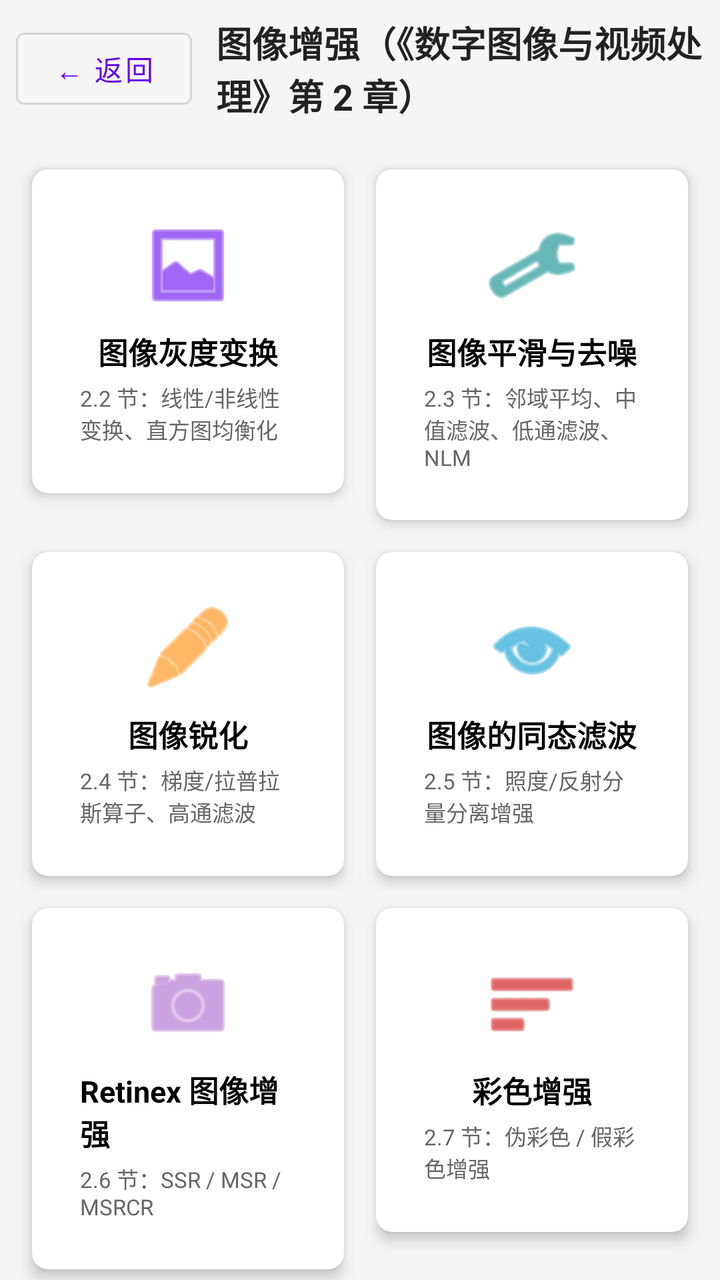
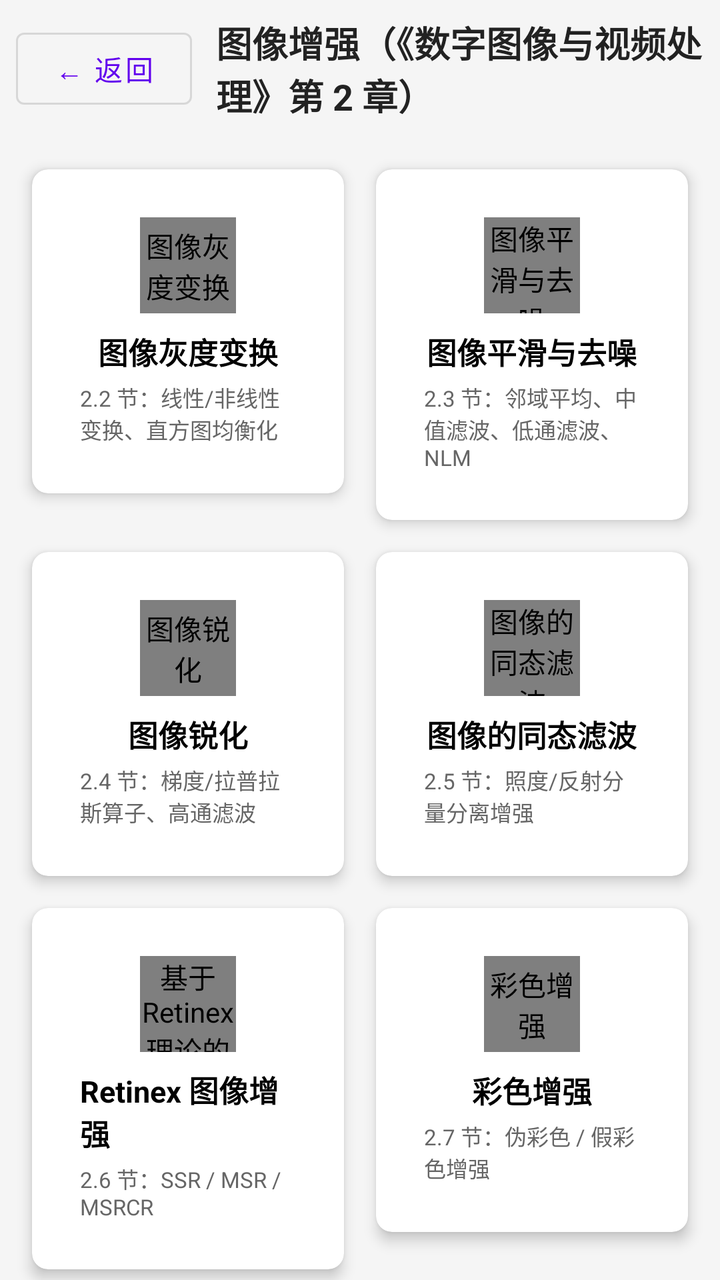

Before-and-after screenshots of an Android layout around one commit, followed by the original layout XML and the change that was made.
<!-- AndroidManifest.xml: application theme Theme.OpencvProcessing -->
<!-- res/layout/fragment_image_enhance_layout.xml -->
<?xml version="1.0" encoding="utf-8"?>
<androidx.core.widget.NestedScrollView xmlns:android="http://schemas.android.com/apk/res/android"
    xmlns:app="http://schemas.android.com/apk/res-auto"
    xmlns:tools="http://schemas.android.com/tools"
    android:layout_width="match_parent"
    android:layout_height="match_parent"
    android:background="#F5F5F5">

    <androidx.constraintlayout.widget.ConstraintLayout
        android:layout_width="match_parent"
        android:layout_height="wrap_content"
        android:padding="8dp">

        
        <LinearLayout
            android:id="@+id/ll_title_bar"
            android:layout_width="match_parent"
            android:layout_height="wrap_content"
            android:gravity="center_vertical"
            android:orientation="horizontal"
            app:layout_constraintTop_toTopOf="parent">

            <com.google.android.material.button.MaterialButton
                android:id="@+id/btn_back"
                style="@style/Widget.MaterialComponents.Button.OutlinedButton"
                android:layout_width="wrap_content"
                android:layout_height="wrap_content"
                android:text="← 返回"
                android:textAllCaps="false"
                tools:ignore="HardcodedText" />

            <TextView
                android:layout_width="0dp"
                android:layout_height="wrap_content"
                android:layout_marginStart="12dp"
                android:layout_weight="1"
                android:text="图像增强（《数字图像与视频处理》第 2 章）"
                android:textColor="#222222"
                android:textSize="18sp"
                android:textStyle="bold"
                tools:ignore="HardcodedText" />
        </LinearLayout>

        <GridLayout
            android:layout_width="match_parent"
            android:layout_height="wrap_content"
            android:layout_marginTop="16dp"
            android:columnCount="2"
            android:alignmentMode="alignMargins"
            android:columnOrderPreserved="false"
            app:layout_constraintTop_toBottomOf="@id/ll_title_bar">

            
            <com.google.android.material.card.MaterialCardView
                android:layout_width="0dp"
                android:layout_height="wrap_content"
                android:layout_columnWeight="1"
                android:layout_margin="8dp"
                app:cardCornerRadius="8dp"
                app:cardElevation="4dp">

                <LinearLayout
                    android:id="@+id/btn_gray_transform"
                    android:layout_width="match_parent"
                    android:layout_height="match_parent"
                    android:gravity="center"
                    android:orientation="vertical"
                    android:padding="24dp"
                    android:clickable="true"
                    android:focusable="true"
                    android:background="?attr/selectableItemBackground">

                    <ImageView
                        android:layout_width="48dp"
                        android:layout_height="48dp"
                        android:src="@android:drawable/ic_menu_gallery"
                        android:contentDescription="图像灰度变换"
                        app:tint="@color/purple_500"
                        tools:ignore="HardcodedText" />

                    <TextView
                        android:layout_width="wrap_content"
                        android:layout_height="wrap_content"
                        android:layout_marginTop="8dp"
                        android:text="图像灰度变换"
                        android:textColor="#000000"
                        android:textSize="15sp"
                        android:textStyle="bold"
                        tools:ignore="HardcodedText" />

                    <TextView
                        android:layout_width="wrap_content"
                        android:layout_height="wrap_content"
                        android:layout_marginTop="4dp"
                        android:text="2.2 节：线性/非线性变换、直方图均衡化"
                        android:textColor="#666666"
                        android:textSize="11sp"
                        tools:ignore="HardcodedText" />
                </LinearLayout>
            </com.google.android.material.card.MaterialCardView>

            
            <com.google.android.material.card.MaterialCardView
                android:layout_width="0dp"
                android:layout_height="wrap_content"
                android:layout_columnWeight="1"
                android:layout_margin="8dp"
                app:cardCornerRadius="8dp"
                app:cardElevation="4dp">

                <LinearLayout
                    android:id="@+id/btn_smooth_denoise"
                    android:layout_width="match_parent"
                    android:layout_height="match_parent"
                    android:gravity="center"
                    android:orientation="vertical"
                    android:padding="24dp"
                    android:clickable="true"
                    android:focusable="true"
                    android:background="?attr/selectableItemBackground">

                    <ImageView
                        android:layout_width="48dp"
                        android:layout_height="48dp"
                        android:src="@android:drawable/ic_menu_manage"
                        android:contentDescription="图像平滑与去噪"
                        app:tint="@color/teal_700"
                        tools:ignore="HardcodedText" />

                    <TextView
                        android:layout_width="wrap_content"
                        android:layout_height="wrap_content"
                        android:layout_marginTop="8dp"
                        android:text="图像平滑与去噪"
                        android:textColor="#000000"
                        android:textSize="15sp"
                        android:textStyle="bold"
                        tools:ignore="HardcodedText" />

                    <TextView
                        android:layout_width="wrap_content"
                        android:layout_height="wrap_content"
                        android:layout_marginTop="4dp"
                        android:text="2.3 节：邻域平均、中值滤波、低通滤波、NLM"
                        android:textColor="#666666"
                        android:textSize="11sp"
                        tools:ignore="HardcodedText" />
                </LinearLayout>
            </com.google.android.material.card.MaterialCardView>

            
            <com.google.android.material.card.MaterialCardView
                android:layout_width="0dp"
                android:layout_height="wrap_content"
                android:layout_columnWeight="1"
                android:layout_margin="8dp"
                app:cardCornerRadius="8dp"
                app:cardElevation="4dp">

                <LinearLayout
                    android:id="@+id/btn_sharpen"
                    android:layout_width="match_parent"
                    android:layout_height="match_parent"
                    android:gravity="center"
                    android:orientation="vertical"
                    android:padding="24dp"
                    android:clickable="true"
                    android:focusable="true"
                    android:background="?attr/selectableItemBackground">

                    <ImageView
                        android:layout_width="48dp"
                        android:layout_height="48dp"
                        android:src="@android:drawable/ic_menu_edit"
                        android:contentDescription="图像锐化"
                        app:tint="@android:color/holo_orange_dark"
                        tools:ignore="HardcodedText" />

                    <TextView
                        android:layout_width="wrap_content"
                        android:layout_height="wrap_content"
                        android:layout_marginTop="8dp"
                        android:text="图像锐化"
                        android:textColor="#000000"
                        android:textSize="15sp"
                        android:textStyle="bold"
                        tools:ignore="HardcodedText" />

                    <TextView
                        android:layout_width="wrap_content"
                        android:layout_height="wrap_content"
                        android:layout_marginTop="4dp"
                        android:text="2.4 节：梯度/拉普拉斯算子、高通滤波"
                        android:textColor="#666666"
                        android:textSize="11sp"
                        tools:ignore="HardcodedText" />
                </LinearLayout>
            </com.google.android.material.card.MaterialCardView>

            
            <com.google.android.material.card.MaterialCardView
                android:layout_width="0dp"
                android:layout_height="wrap_content"
                android:layout_columnWeight="1"
                android:layout_margin="8dp"
                app:cardCornerRadius="8dp"
                app:cardElevation="4dp">

                <LinearLayout
                    android:id="@+id/btn_homomorphic"
                    android:layout_width="match_parent"
                    android:layout_height="match_parent"
                    android:gravity="center"
                    android:orientation="vertical"
                    android:padding="24dp"
                    android:clickable="true"
                    android:focusable="true"
                    android:background="?attr/selectableItemBackground">

                    <ImageView
                        android:layout_width="48dp"
                        android:layout_height="48dp"
                        android:src="@android:drawable/ic_menu_view"
                        android:contentDescription="图像的同态滤波"
                        app:tint="@android:color/holo_blue_dark"
                        tools:ignore="HardcodedText" />

                    <TextView
                        android:layout_width="wrap_content"
                        android:layout_height="wrap_content"
                        android:layout_marginTop="8dp"
                        android:text="图像的同态滤波"
                        android:textColor="#000000"
                        android:textSize="15sp"
                        android:textStyle="bold"
                        tools:ignore="HardcodedText" />

                    <TextView
                        android:layout_width="wrap_content"
                        android:layout_height="wrap_content"
                        android:layout_marginTop="4dp"
                        android:text="2.5 节：照度/反射分量分离增强"
                        android:textColor="#666666"
                        android:textSize="11sp"
                        tools:ignore="HardcodedText" />
                </LinearLayout>
            </com.google.android.material.card.MaterialCardView>

            
            <com.google.android.material.card.MaterialCardView
                android:layout_width="0dp"
                android:layout_height="wrap_content"
                android:layout_columnWeight="1"
                android:layout_margin="8dp"
                app:cardCornerRadius="8dp"
                app:cardElevation="4dp">

                <LinearLayout
                    android:id="@+id/btn_retinex"
                    android:layout_width="match_parent"
                    android:layout_height="match_parent"
                    android:gravity="center"
                    android:orientation="vertical"
                    android:padding="24dp"
                    android:clickable="true"
                    android:focusable="true"
                    android:background="?attr/selectableItemBackground">

                    <ImageView
                        android:layout_width="48dp"
                        android:layout_height="48dp"
                        android:src="@android:drawable/ic_menu_camera"
                        android:contentDescription="基于 Retinex 理论的图像增强"
                        app:tint="@android:color/holo_purple"
                        tools:ignore="HardcodedText" />

                    <TextView
                        android:layout_width="wrap_content"
                        android:layout_height="wrap_content"
                        android:layout_marginTop="8dp"
                        android:text="Retinex 图像增强"
                        android:textColor="#000000"
                        android:textSize="15sp"
                        android:textStyle="bold"
                        tools:ignore="HardcodedText" />

                    <TextView
                        android:layout_width="wrap_content"
                        android:layout_height="wrap_content"
                        android:layout_marginTop="4dp"
                        android:text="2.6 节：SSR / MSR / MSRCR"
                        android:textColor="#666666"
                        android:textSize="11sp"
                        tools:ignore="HardcodedText" />
                </LinearLayout>
            </com.google.android.material.card.MaterialCardView>

            
            <com.google.android.material.card.MaterialCardView
                android:layout_width="0dp"
                android:layout_height="wrap_content"
                android:layout_columnWeight="1"
                android:layout_margin="8dp"
                app:cardCornerRadius="8dp"
                app:cardElevation="4dp">

                <LinearLayout
                    android:id="@+id/btn_color_enhance"
                    android:layout_width="match_parent"
                    android:layout_height="match_parent"
                    android:gravity="center"
                    android:orientation="vertical"
                    android:padding="24dp"
                    android:clickable="true"
                    android:focusable="true"
                    android:background="?attr/selectableItemBackground">

                    <ImageView
                        android:layout_width="48dp"
                        android:layout_height="48dp"
                        android:src="@android:drawable/ic_menu_sort_by_size"
                        android:contentDescription="彩色增强"
                        app:tint="@android:color/holo_red_dark"
                        tools:ignore="HardcodedText" />

                    <TextView
                        android:layout_width="wrap_content"
                        android:layout_height="wrap_content"
                        android:layout_marginTop="8dp"
                        android:text="彩色增强"
                        android:textColor="#000000"
                        android:textSize="15sp"
                        android:textStyle="bold"
                        tools:ignore="HardcodedText" />

                    <TextView
                        android:layout_width="wrap_content"
                        android:layout_height="wrap_content"
                        android:layout_marginTop="4dp"
                        android:text="2.7 节：伪彩色 / 假彩色增强"
                        android:textColor="#666666"
                        android:textSize="11sp"
                        tools:ignore="HardcodedText" />
                </LinearLayout>
            </com.google.android.material.card.MaterialCardView>

        </GridLayout>

    </androidx.constraintlayout.widget.ConstraintLayout>
</androidx.core.widget.NestedScrollView>
<!-- resources referenced by this layout -->
<resources>
  <color name="purple_500">#FF6200EE</color>
  <color name="teal_700">#FF018786</color>
  <style name="Theme.OpencvProcessing" parent="Theme.MaterialComponents.DayNight.DarkActionBar">
          
          <item name="colorPrimary">@color/purple_500</item>
          <item name="colorPrimaryVariant">@color/purple_700</item>
          <item name="colorOnPrimary">@color/white</item>
          
          <item name="colorSecondary">@color/teal_200</item>
          <item name="colorSecondaryVariant">@color/teal_700</item>
          <item name="colorOnSecondary">@color/black</item>
          
          <item name="android:statusBarColor">?attr/colorPrimaryVariant</item>
          
      </style>
  <color name="purple_700">#FF3700B3</color>
  <color name="white">#FFFFFFFF</color>
  <color name="teal_200">#FF03DAC5</color>
  <color name="black">#FF000000</color>
</resources>

<!-- the commit's change to res/layout/fragment_image_enhance_layout.xml (unified diff, before → after) -->
@@ -70,7 +70,8 @@
                     android:focusable="true"
                     android:background="?attr/selectableItemBackground">
 
-                    <ImageView
+                    <com.wangyao.opencvprocessing.view.ZoomImageView
+                        app:zoomEnabled="false"
                         android:layout_width="48dp"
                         android:layout_height="48dp"
                         android:src="@android:drawable/ic_menu_gallery"
@@ -119,7 +120,8 @@
                     android:focusable="true"
                     android:background="?attr/selectableItemBackground">
 
-                    <ImageView
+                    <com.wangyao.opencvprocessing.view.ZoomImageView
+                        app:zoomEnabled="false"
                         android:layout_width="48dp"
                         android:layout_height="48dp"
                         android:src="@android:drawable/ic_menu_manage"
@@ -168,7 +170,8 @@
                     android:focusable="true"
                     android:background="?attr/selectableItemBackground">
 
-                    <ImageView
+                    <com.wangyao.opencvprocessing.view.ZoomImageView
+                        app:zoomEnabled="false"
                         android:layout_width="48dp"
                         android:layout_height="48dp"
                         android:src="@android:drawable/ic_menu_edit"
@@ -217,7 +220,8 @@
                     android:focusable="true"
                     android:background="?attr/selectableItemBackground">
 
-                    <ImageView
+                    <com.wangyao.opencvprocessing.view.ZoomImageView
+                        app:zoomEnabled="false"
                         android:layout_width="48dp"
                         android:layout_height="48dp"
                         android:src="@android:drawable/ic_menu_view"
@@ -266,7 +270,8 @@
                     android:focusable="true"
                     android:background="?attr/selectableItemBackground">
 
-                    <ImageView
+                    <com.wangyao.opencvprocessing.view.ZoomImageView
+                        app:zoomEnabled="false"
                         android:layout_width="48dp"
                         android:layout_height="48dp"
                         android:src="@android:drawable/ic_menu_camera"
@@ -315,7 +320,8 @@
                     android:focusable="true"
                     android:background="?attr/selectableItemBackground">
 
-                    <ImageView
+                    <com.wangyao.opencvprocessing.view.ZoomImageView
+                        app:zoomEnabled="false"
                         android:layout_width="48dp"
                         android:layout_height="48dp"
                         android:src="@android:drawable/ic_menu_sort_by_size"
